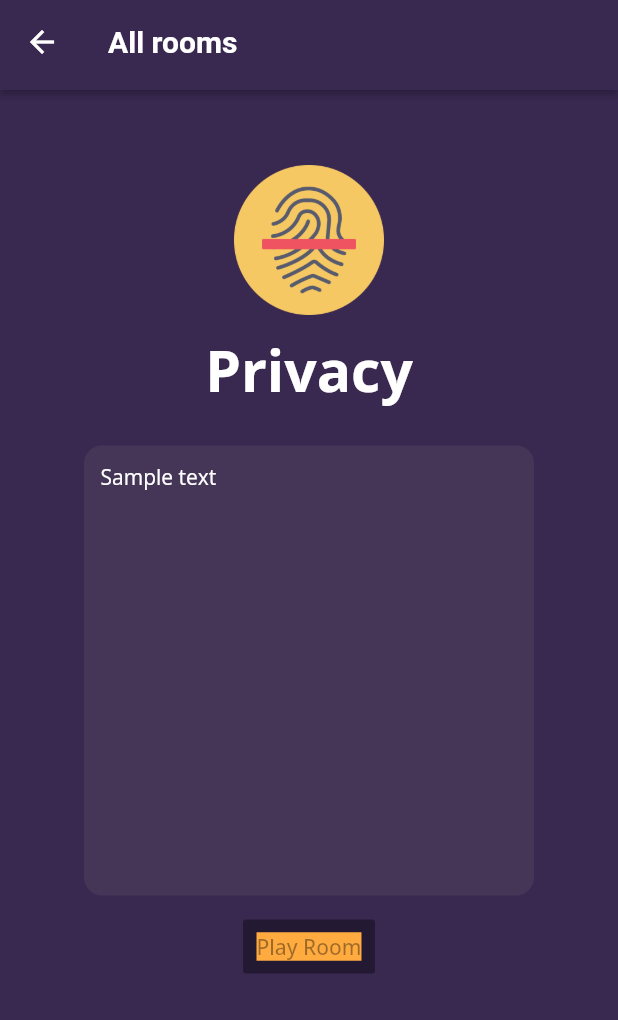
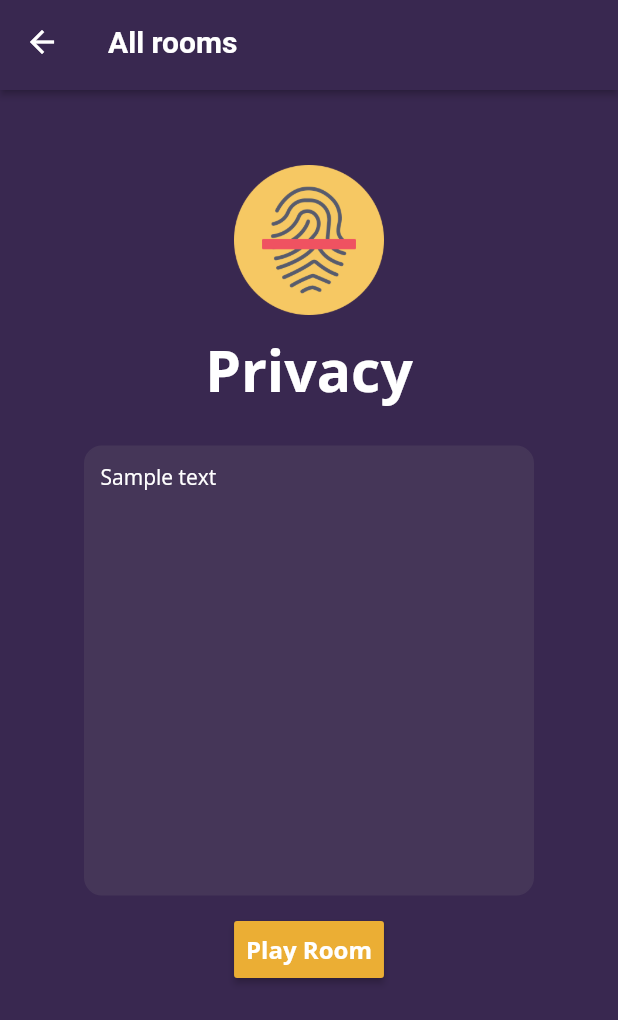
Before and after one commit to verbal-noun/kaspersky-secureit-2020-winner, a Flutter app: the PrivacyRoom screen opened directly, on a phone screen of 412 x 824 dp. Shown: the top 1020 px of the screen. Run offline on Flutter 3.47's test engine with Material 2 defaults, Android fonts, the phone set to English and light mode, and no system bars; our stand-ins replace google_fonts.

Commit message:
Implemented privacy room home

```diff
--- a/lib/privacy_room.dart
+++ b/lib/privacy_room.dart
@@ -69,20 +69,24 @@ class PrivacyRoom extends StatelessWidget {
                 ),
               ),
               Padding(
-                padding: EdgeInsets.only(top: 10.0),
+                padding: EdgeInsets.only(top: 12.0),
               ),
               RaisedButton(
-                padding: const EdgeInsets.all(0.0),
-                child: Container(
-                  decoration: BoxDecoration(
-                    color: Colors.orangeAccent
-                  ),
-                  child: Text(
+                padding: const EdgeInsets.all(8.0),
+                color: Color(0xffebae34),
+                textColor: Colors.white,
+                onPressed: () {},
+                child: Text(
                     'Play Room',
-                    style: GoogleFonts.openSans(),
+                    style: GoogleFonts.openSans(
+                      textStyle: TextStyle(
+                        color: Colors.white,
+                        fontWeight: FontWeight.w700,
+                        fontSize: 16
+                      )
+                    ),
                   ),
                 ),
-              )
             ],
           ),
         ));
```
